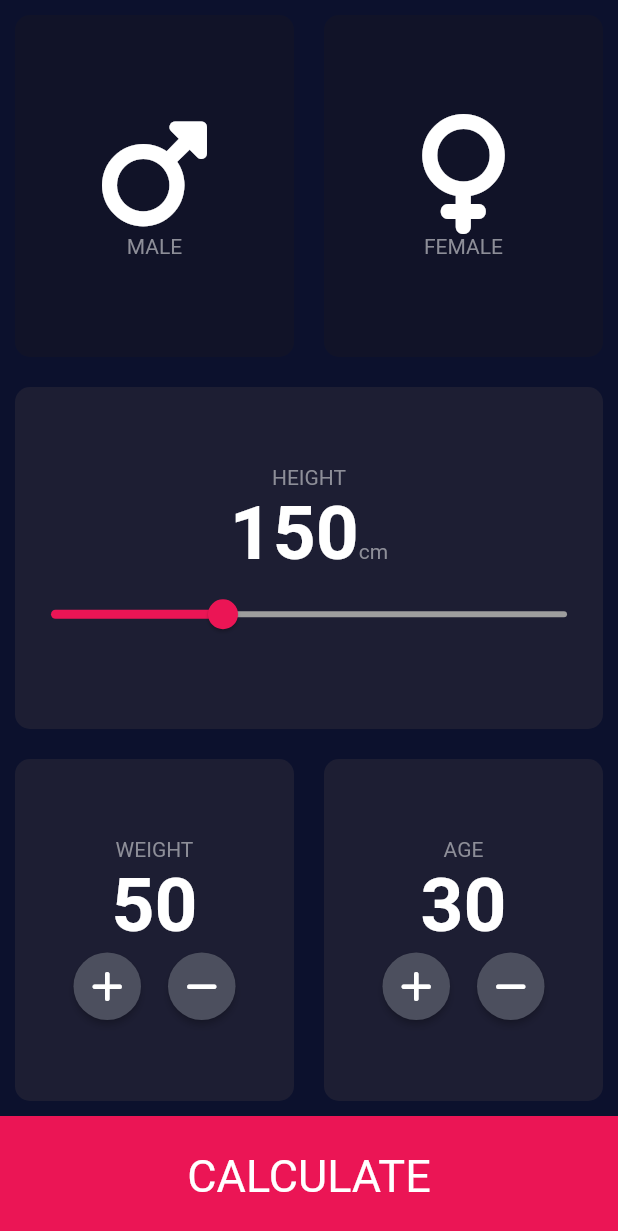
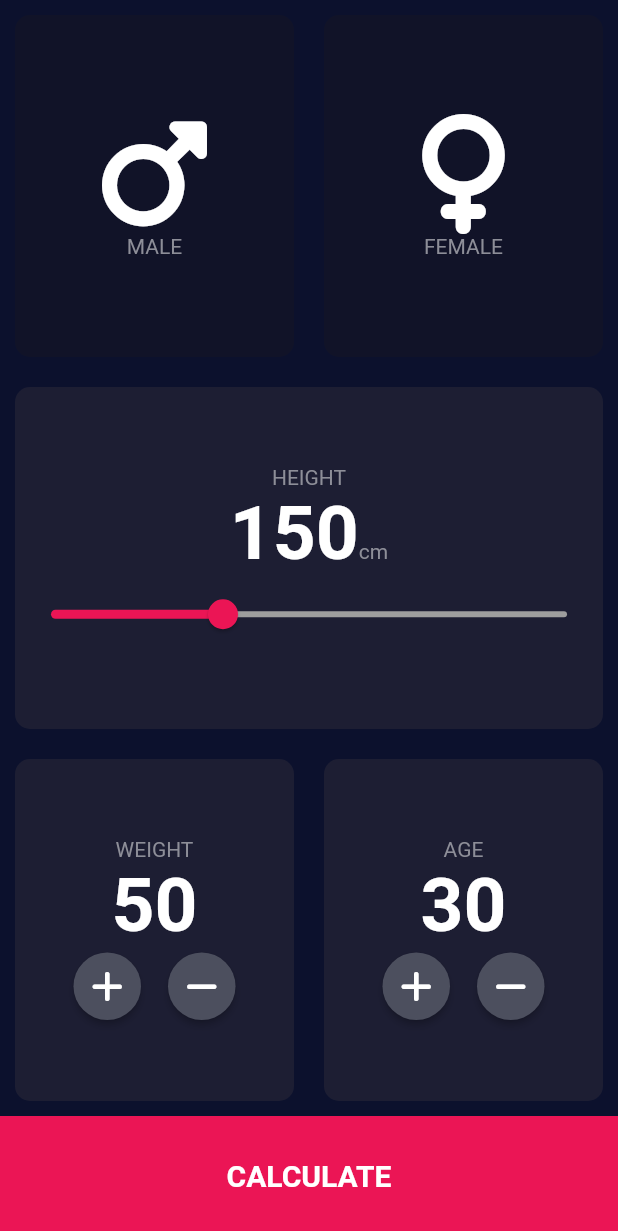
Before and after one commit to HooEP01/bmi, a Flutter app: the screen it shows after launch, on a phone screen of 412 x 824 dp. Shown: the top 1231 px of the screen. Run offline on Flutter 3.47's test engine with Material 2 defaults, Android fonts, the phone set to English and light mode, and no system bars; our stand-ins replace font_awesome_flutter.

```diff
--- a/lib/bottom_button.dart
+++ b/lib/bottom_button.dart
@@ -2,25 +2,24 @@ import 'package:flutter/material.dart';
 
 class BottomButton extends StatelessWidget {
   final void Function() onTap;
+  final String text;
 
-  BottomButton({required this.onTap});
+  BottomButton({required this.onTap, required this.text});
 
   @override
   Widget build(BuildContext context) {
     return Container(
       height: 80.0,
       color: Color(0xFFEB1555),
-      //TODO: 9. Wrap the Center widget with GestureDetector to receive onTap gesture
-      //TODO: 10. The onTap gesture will navigate to the ResultPage() using the Navigator.push()
-      //TODO: 13. The Navigator will push some value to the ResultPage()
       //TODO: 14. Create a BMI Calculator class to calculate BMI value, display BMI category and display some words of encouragement
       child: GestureDetector(
         onTap: onTap,
         child: Center(
           child: Text(
-            'CALCULATE',
+            text,
             style: TextStyle(
-              fontSize: 30.0,
+              fontSize: 20.0,
+              fontWeight: FontWeight.bold
             ),
           ),
         ),
--- a/lib/input_page.dart
+++ b/lib/input_page.dart
@@ -4,6 +4,7 @@ import 'reusable_card.dart';
 import 'package:font_awesome_flutter/font_awesome_flutter.dart';
 import 'constants.dart';
 import 'bottom_button.dart';
+import 'round_icon_button.dart';
 
 // user-defined data type
 enum Gender {
@@ -183,8 +184,6 @@ class _InputPageState extends State<InputPage> {
                 ),
                 Expanded(
                   child: ReusableCard(
-                    //TODO: 7. Add a Column, which has children (Text, Text, Row (RoundIconButton, RoundIconButton))
-                    //TODO: 8. The RoundIconButton will received gesture that is going to change the value of the age
                     cardChild: Column(
                       mainAxisAlignment: MainAxisAlignment.center,
                       children: [
@@ -235,44 +234,10 @@ class _InputPageState extends State<InputPage> {
                 MaterialPageRoute(builder: (context) => ResultPage()),
               );
             },
+            text: 'CALCULATE',
           ),
         ],
       ),
     );
   }
 }
-
-
-
-class RoundIconButton extends StatelessWidget {
-  final IconData icon;
-  final void Function() onPress;
-
-  RoundIconButton({required this.icon, required this.onPress});
-
-  @override
-  Widget build(BuildContext context) {
-    return RawMaterialButton(
-      child: Icon(icon),
-      onPressed: onPress,
-      shape: CircleBorder(),
-      fillColor: Color(0xFF4C4F5E),
-      constraints: BoxConstraints.tightFor(
-        width: 45.0,
-        height: 45.0,
-      ),
-    );
-  }
-}
-
-//TODO: 4. Create a Stateless Widget for the Round Icon button using the following style
-// RawMaterialButton(
-// onPressed: onPress,
-// child: Icon(icon),
-// shape: CircleBorder(),
-// fillColor: Color(0xFF4C4F5E),
-// constraints: BoxConstraints.tightFor(
-// width: 45.0,
-// height: 45.0,
-// ),
-// );
--- /dev/null
+++ b/lib/round_icon_button.dart
@@ -0,0 +1,22 @@
+import 'package:flutter/material.dart';
+
+class RoundIconButton extends StatelessWidget {
+  final IconData icon;
+  final void Function() onPress;
+
+  RoundIconButton({required this.icon, required this.onPress});
+
+  @override
+  Widget build(BuildContext context) {
+    return RawMaterialButton(
+      child: Icon(icon),
+      onPressed: onPress,
+      shape: CircleBorder(),
+      fillColor: Color(0xFF4C4F5E),
+      constraints: BoxConstraints.tightFor(
+        width: 45.0,
+        height: 45.0,
+      ),
+    );
+  }
+}
```
Also changed, not shown: lib/bmi_calculator.dart (added, +44 -0 lines), lib/result_page.dart (+21 -3 lines).
